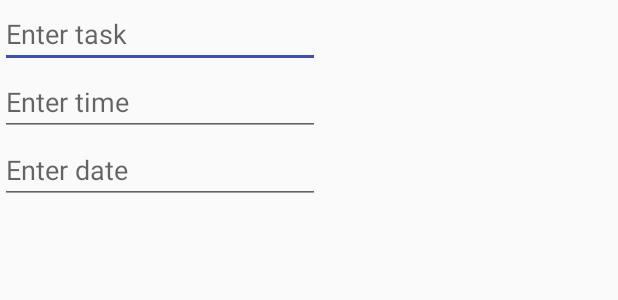
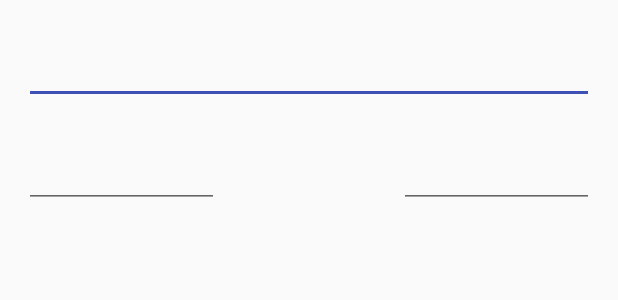
Before and after one commit to EvgeniyMoshnik/TasksReminder, an Android app: the layout fragment_dialog.xml on its own in the app's theme, with its tools: preview values and no code run, on a phone screen of 412 x 824 dp. Shown: the top 300 px of the screen. Run offline under Robolectric (Android 15) with nearby library versions, the phone set to English and light mode, and no system bars.

Commit message:
layout Tasks

```diff
--- a/app/src/main/res/layout/fragment_dialog.xml
+++ b/app/src/main/res/layout/fragment_dialog.xml
@@ -1,32 +1,66 @@
 <?xml version="1.0" encoding="utf-8"?>
-<LinearLayout xmlns:android="http://schemas.android.com/apk/res/android"
-    android:orientation="vertical" android:layout_width="wrap_content"
+<RelativeLayout xmlns:android="http://schemas.android.com/apk/res/android"
+    xmlns:tools="http://schemas.android.com/tools"
+    android:orientation="vertical"
+    android:layout_width="wrap_content"
     android:layout_height="wrap_content">
 
 
-    <EditText
-        android:id="@+id/editText_dialogTask"
+    <android.support.design.widget.TextInputLayout
         android:layout_width="match_parent"
         android:layout_height="wrap_content"
-        android:ems="10"
-        android:inputType="textPersonName"
-        android:hint="@string/enter_task" />
+        android:id="@+id/dialogTaskTitle"
+        android:layout_marginTop="16dp"
+        android:layout_marginLeft="16dp"
+        android:layout_marginRight="16dp">
 
-    <EditText
-        android:id="@+id/editText_dialogTime"
-        android:layout_width="match_parent"
+        <EditText
+            android:layout_width="match_parent"
+            android:layout_height="wrap_content"
+            android:textSize="16sp" />
+
+    </android.support.design.widget.TextInputLayout>
+
+    <android.support.design.widget.TextInputLayout
+        android:layout_width="130dp"
         android:layout_height="wrap_content"
-        android:ems="10"
-        android:inputType="time"
-        android:hint="@string/enter_time"/>
+        android:id="@+id/dialogTaskDate"
+        android:layout_below="@+id/dialogTaskTitle"
+        android:layout_marginTop="16dp"
+        android:layout_marginLeft="16dp"
+        android:layout_marginRight="16dp">
 
-    <EditText
-        android:id="@+id/editText_dialogDate"
-        android:layout_width="match_parent"
+        <EditText
+            android:layout_width="match_parent"
+            android:layout_height="wrap_content"
+            android:textSize="16sp"
+            android:inputType="none"
+            android:focusableInTouchMode="false"
+            android:cursorVisible="false"/>
+    </android.support.design.widget.TextInputLayout>
+
+    <android.support.design.widget.TextInputLayout
+        android:layout_width="130dp"
         android:layout_height="wrap_content"
-        android:ems="10"
-        android:inputType="date"
-        android:hint="@string/enter_date"/>
+        android:id="@+id/dialogTaskTime"
+        android:layout_marginTop="16dp"
+
+        android:layout_below="@+id/dialogTaskTitle"
+        android:layout_alignRight="@+id/dialogTaskTitle"
+        tools:ignore="RtlHardcoded">
+
+        <EditText
+            android:layout_width="match_parent"
+            android:layout_height="wrap_content"
+            android:textSize="16sp"
+            android:inputType="none"
+            android:focusableInTouchMode="false"
+            android:cursorVisible="false"
+            />
+
+    </android.support.design.widget.TextInputLayout>
 
 
-</LinearLayout>
+
+
+</RelativeLayout>
```
Also changed, not shown: app/src/main/res/layout/fragment_item.xml (+16 -26 lines).
